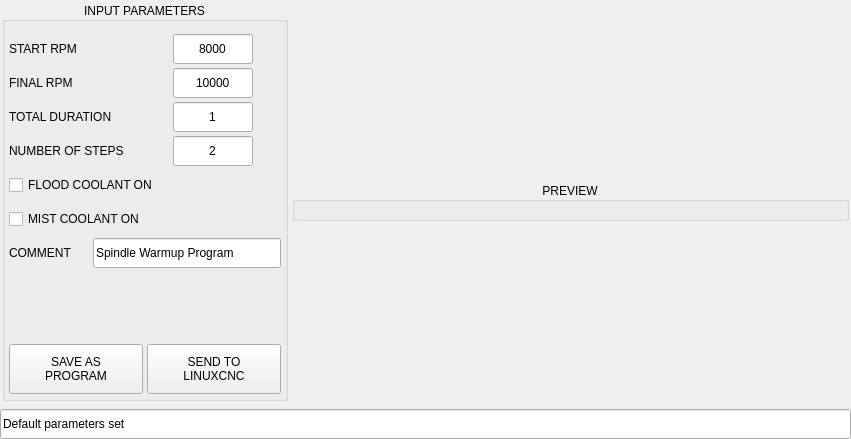
Qt form lib/spindle_warmup.ui (persei802/QtDragon_hd) before a commit.
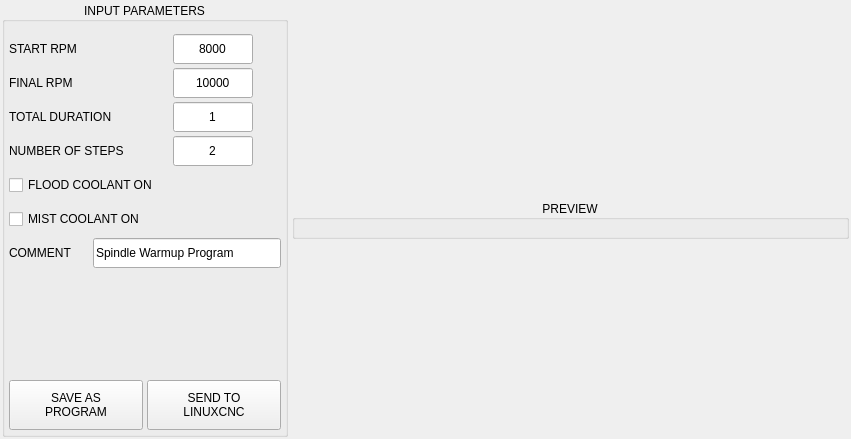
The same form after that commit. Icons and pictures are not drawn.

What changed in the file:
```diff
--- a/lib/spindle_warmup.ui
+++ b/lib/spindle_warmup.ui
@@ -808,37 +808,6 @@
      </layout>
     </widget>
    </item>
-   <item>
-    <widget class="QLineEdit" name="lineEdit_status">
-     <property name="sizePolicy">
-      <sizepolicy hsizetype="Preferred" vsizetype="Fixed">
-       <horstretch>0</horstretch>
-       <verstretch>0</verstretch>
-      </sizepolicy>
-     </property>
-     <property name="minimumSize">
-      <size>
-       <width>0</width>
-       <height>30</height>
-      </size>
-     </property>
-     <property name="maximumSize">
-      <size>
-       <width>16777215</width>
-       <height>30</height>
-      </size>
-     </property>
-     <property name="text">
-      <string>Default parameters set</string>
-     </property>
-     <property name="readOnly">
-      <bool>true</bool>
-     </property>
-     <property name="placeholderText">
-      <string>STATUS</string>
-     </property>
-    </widget>
-   </item>
   </layout>
  </widget>
  <resources/>
```
